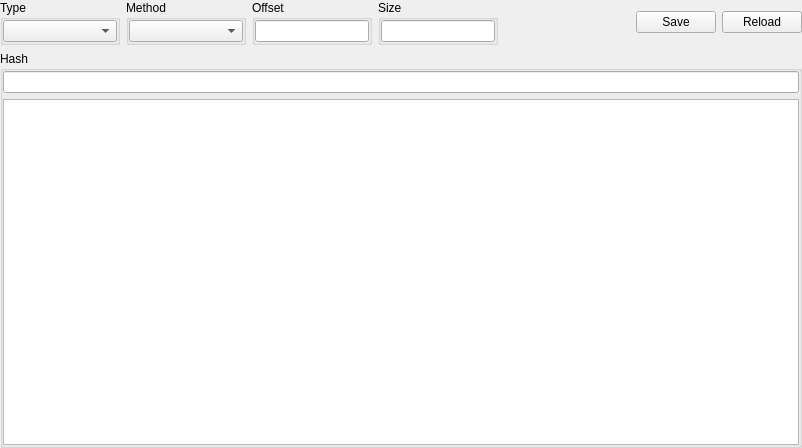
horsicq/XHashWidget, file xhashwidget.ui: the form before one commit.
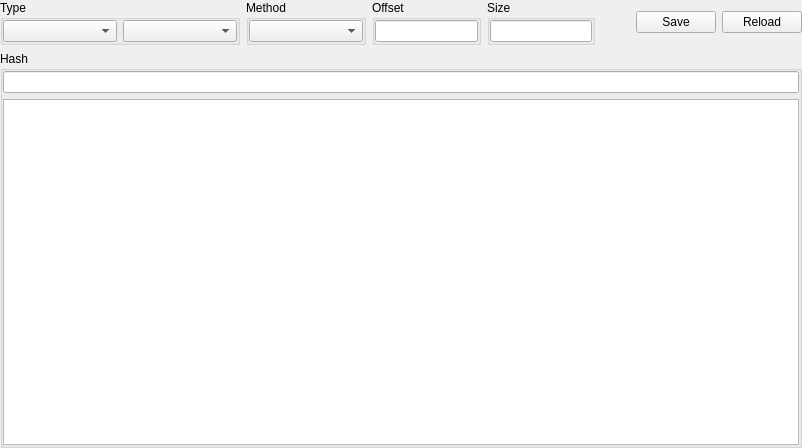
The form after the commit. Custom widgets are drawn as their Qt base class.

```diff
--- a/xhashwidget.ui
+++ b/xhashwidget.ui
@@ -32,14 +32,14 @@
       <widget class="QGroupBox" name="groupBoxType">
        <property name="minimumSize">
         <size>
-         <width>120</width>
+         <width>240</width>
          <height>0</height>
         </size>
        </property>
        <property name="title">
         <string>Type</string>
        </property>
-       <layout class="QVBoxLayout" name="verticalLayout">
+       <layout class="QHBoxLayout" name="horizontalLayout_2">
         <property name="leftMargin">
          <number>0</number>
         </property>
@@ -55,6 +55,9 @@
         <item>
          <widget class="QComboBox" name="comboBoxType"/>
         </item>
+        <item>
+         <widget class="QComboBox" name="comboBoxMapMode"/>
+        </item>
        </layout>
       </widget>
      </item>
```
